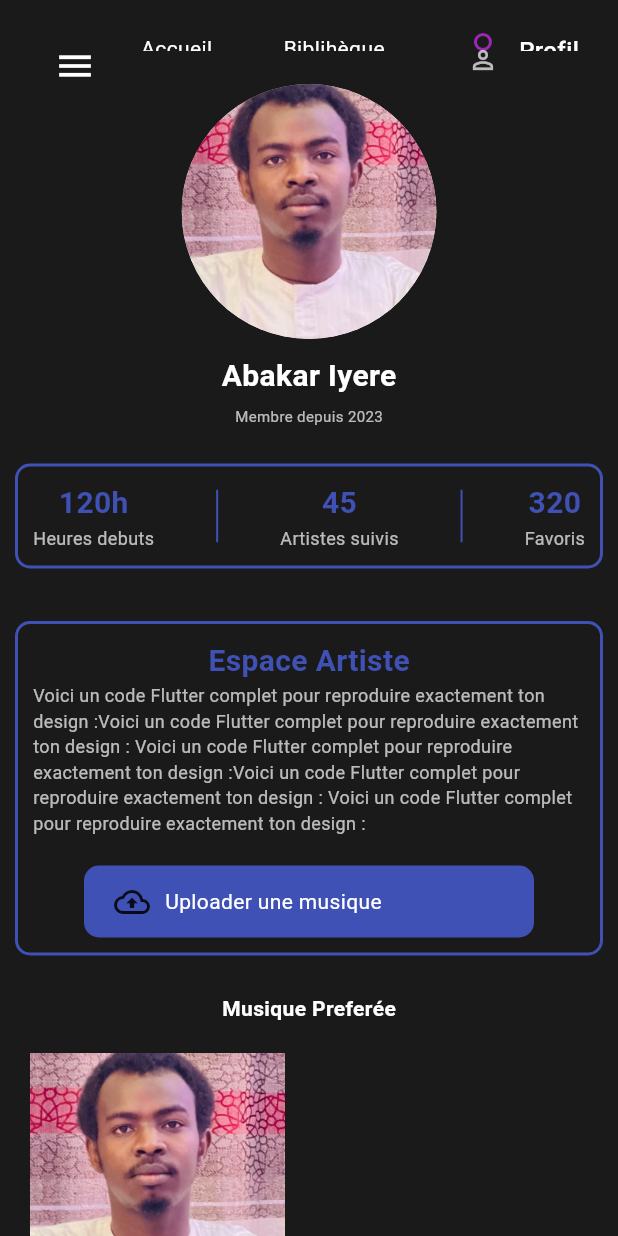
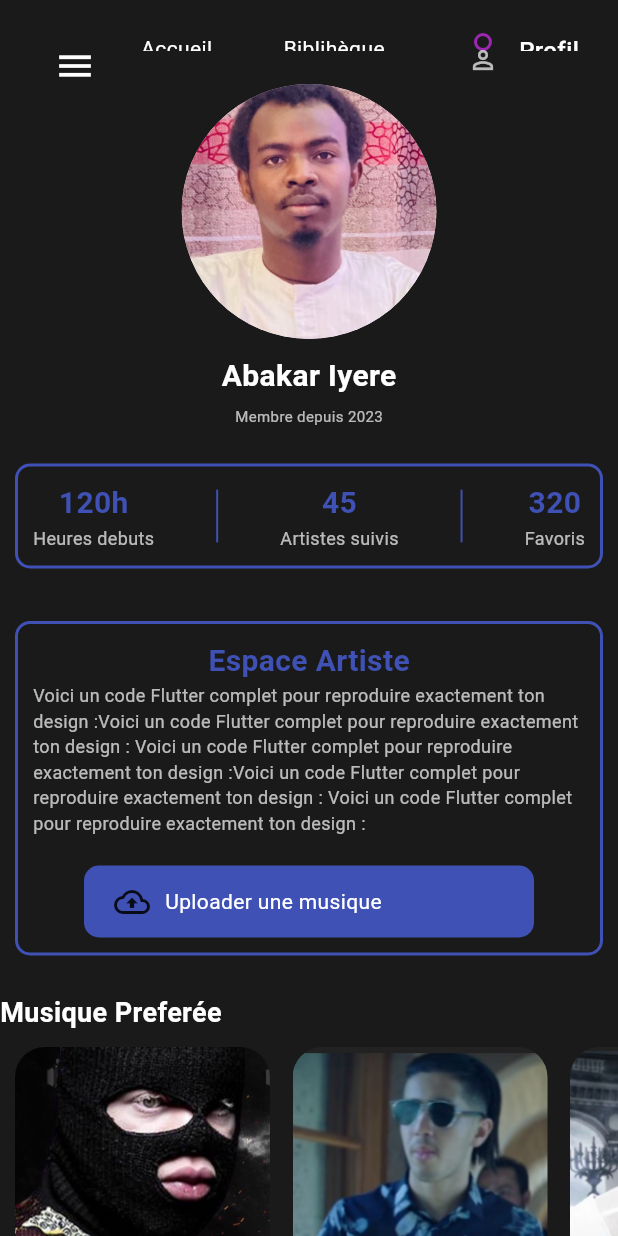
Before and after one commit to moussaabakar03/flutterProjet, a Flutter app: the screen it shows after launch, on a phone screen of 412 x 824 dp. Run offline on Flutter 3.47's test engine with Material 3 defaults, Android fonts, the phone set to English and light mode, and no system bars.

Commit message:
finish de body

```diff
--- a/lib/main.dart
+++ b/lib/main.dart
@@ -220,42 +220,43 @@ class MyApp extends StatelessWidget {
 
               Container(
                 child: Column(
+                  crossAxisAlignment: CrossAxisAlignment.start,
                   children: [
-                    Text("Musique Preferée", style: TextStyle(color: Colors.white, fontWeight: FontWeight.bold)),
-                    Container(
-                      margin: EdgeInsets.all(10),
-                      padding: EdgeInsets.all(10),
-
-                      child: Row(
-                        children: [
-                          Container(
-                            child: Column(
-                              children: [
-                                Container(
-                                  decoration: BoxDecoration(
-                                    color: Colors.white,
-                                    shape: BoxShape.circle,
-                                  ),
-
-                                  child: Image.asset(
-                                    "assets/image1.png",
-                                    width: 170,
-                                    height: 170,
-                                    fit: BoxFit.cover,
-                                  ),
-                                ),
-
-                                Text("Chasse à l'homme", style: TextStyle(color: Colors.white),),
-                                Text("clashe criminel", style: TextStyle(color: Colors.white70, fontSize: 12),)
-                              ],
-                            ),
-                          ),
-                        ],
+                    Text(
+                      "Musique Preferée",
+                      style: TextStyle(
+                      color: Colors.white,
+                      fontWeight: FontWeight.bold,
+                      fontSize: 18,
                       ),
                     ),
+
+                    SizedBox(height: 10),
+
+                    SizedBox(
+                    height: 240,
+                    child: ListView(
+                      scrollDirection: Axis.horizontal,
+                      padding: EdgeInsets.symmetric(horizontal: 10),
+                      children: [
+                        _blocFavoris("Chasse à l'homme", "Clashe criminel", "assets/clashe.png"),
+                        SizedBox(width: 15),
+                        _blocFavoris("Loin des etoiles", "MMZ", "assets/mmz.png"),
+                        SizedBox(width: 15),
+                        _blocFavoris("Est ce que tu m'aime?", "Maitre Gims", "assets/gims.png"),
+                        SizedBox(width: 15),
+                        _blocFavoris("Jefe", "Ninho", "assets/ninho.png"),
+                        SizedBox(width: 15),
+                        _blocFavoris("Je me retire", "Gims", "assets/gims.png"),
+                        SizedBox(width: 15),
+                        _blocFavoris("Bardée", "Keblack", "assets/musique.jpg"),
+                      ],
+                    ),
+                  ),
                   ],
                 ),
               ),
+
               SizedBox(height: 15),
 
             ],
@@ -286,6 +287,38 @@ class MyApp extends StatelessWidget {
 
   Widget _divider() {
     return Container(height: 35, width: 1.3, color: Colors.indigo);
+  }
+
+
+  Widget _blocFavoris(titre, nom, photo){
+    return Container(
+      child: Column(
+        crossAxisAlignment: CrossAxisAlignment.center,
+        children: [
+          ClipRRect(
+            borderRadius: BorderRadius.circular(20),
+            child: Image.asset(
+              photo,
+              width: 170,
+              height: 170,
+              fit: BoxFit.cover,
+            ),
+          ),
+
+          SizedBox(height: 8),
+
+          Text(
+            titre,
+            style: TextStyle(color: Colors.white),
+          ),
+
+          Text(
+            nom,
+            style: TextStyle(color: Colors.white70, fontSize: 12),
+          ),
+        ],
+      ),
+    );
   }
 }
 
```
Also changed, not shown: assets/clashe.png (added), assets/gims.png (added), assets/mmz.png (added), assets/musique.jpg (added), assets/ninho.png (added).
